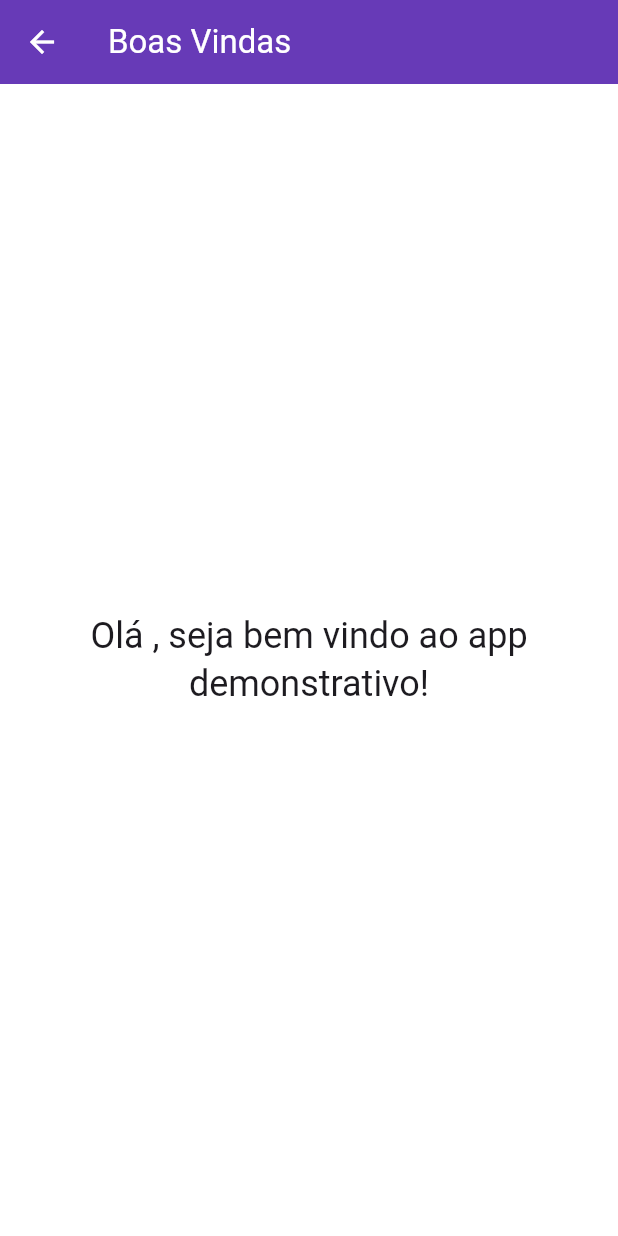
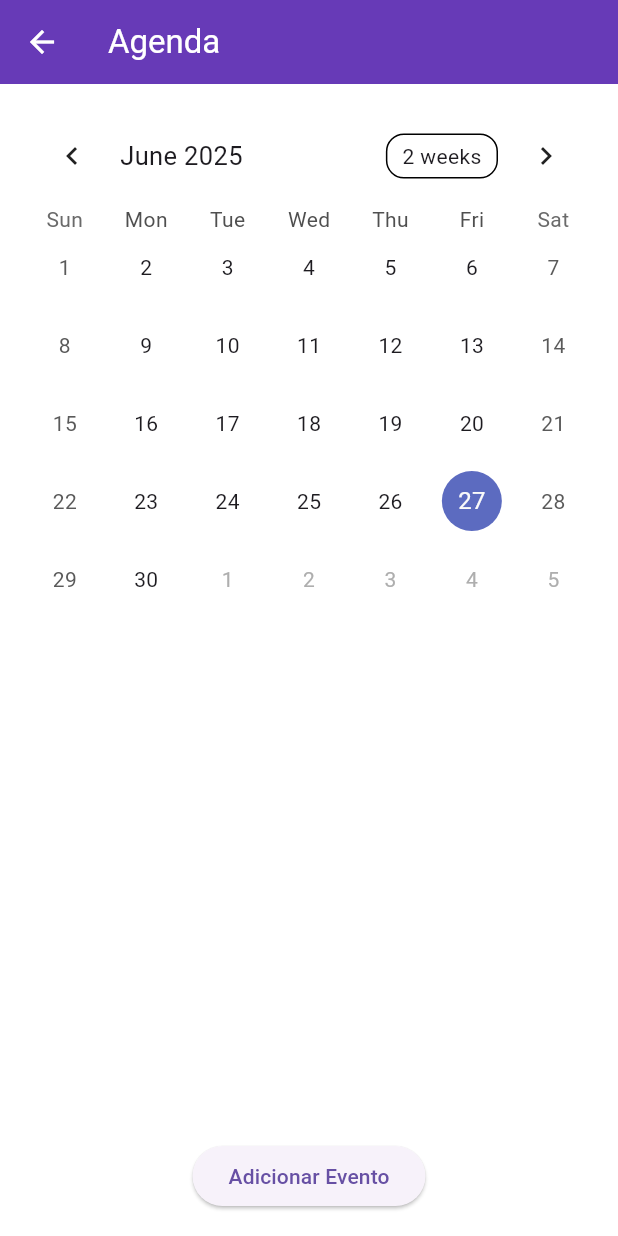
Before and after one commit to joaomferraz/AppLogin, a Flutter app: the WelcomeFeatureScreen screen opened directly with empty values, on a phone screen of 412 x 824 dp. Run offline on Flutter 3.47's test engine with Material 3 defaults, Android fonts, the phone set to English and light mode, and no system bars; drawn by our look-alikes of table_calendar; our stand-ins replace shared_preferences, sqflite; accounts and stored records are empty.

Commit message:
adicionada agenda, validaçao de primeira execuçao e alteraçoes relacionadas

```diff
--- /dev/null
+++ b/lib/database/event_dao.dart
@@ -0,0 +1,52 @@
+import 'package:sqflite/sqflite.dart';
+import 'package:path/path.dart';
+import '../models/event_model.dart';
+
+class EventDao {
+  static const _databaseName = "events.db";
+  static const _tableName = "events";
+
+  // Função para obter o banco de dados
+  static Future<Database> _getDatabase() async {
+    final dbPath = await getDatabasesPath();
+    final path = join(dbPath, _databaseName);
+
+    return openDatabase(
+      path,
+      version: 1,
+      onCreate: (db, version) async {
+        await db.execute('''
+          CREATE TABLE $_tableName (
+            id INTEGER PRIMARY KEY AUTOINCREMENT,
+            title TEXT,
+            date TEXT
+          )
+        ''');
+      },
+    );
+  }
+
+  // Função para inserir um evento
+  static Future<void> insertEvent(EventModel event) async {
+    final db = await _getDatabase();
+    await db.insert(
+      _tableName,
+      event.toMap(),
+      conflictAlgorithm: ConflictAlgorithm.replace,
+    );
+  }
+
+  // Função para buscar os eventos por data
+  static Future<List<EventModel>> getEventsByDate(DateTime date) async {
+    final db = await _getDatabase();
+    final result = await db.query(
+      _tableName,
+      where: 'date = ?',
+      whereArgs: [date.toIso8601String()],
+    );
+
+    return result.isNotEmpty
+        ? result.map((e) => EventModel.fromMap(e)).toList()
+        : [];
+  }
+}
--- a/lib/main.dart
+++ b/lib/main.dart
@@ -1,4 +1,3 @@
-// main.dart
 import 'package:flutter/material.dart';
 import 'package:flutter_localizations/flutter_localizations.dart';
 import 'generated/l10n/app_localizations.dart';
--- /dev/null
+++ b/lib/models/event_model.dart
@@ -0,0 +1,29 @@
+class EventModel {
+  final int? id;
+  final String title;
+  final DateTime date;
+
+  EventModel({
+    this.id,
+    required this.title,
+    required this.date,
+  });
+
+  // Converte o evento para um mapa para salvar no banco de dados
+  Map<String, dynamic> toMap() {
+    return {
+      'id': id,
+      'title': title,
+      'date': date.toIso8601String(), // Armazena a data como string ISO8601
+    };
+  }
+
+  // Cria um evento a partir de um mapa (do banco de dados)
+  factory EventModel.fromMap(Map<String, dynamic> map) {
+    return EventModel(
+      id: map['id'],
+      title: map['title'],
+      date: DateTime.parse(map['date']),
+    );
+  }
+}
--- a/lib/screens/register_screen.dart
+++ b/lib/screens/register_screen.dart
@@ -27,7 +27,7 @@ class _RegisterScreenState extends State<RegisterScreen> {
       }
       final newUser = UserModel(
         email: _emailController.text,
-        password: _senhaController.text,
+        password: _senhaController.text
       );
       await UserDao.insertUser(newUser);
       ScaffoldMessenger.of(context).showSnackBar(
--- a/lib/screens/welcome_feature_screen.dart
+++ b/lib/screens/welcome_feature_screen.dart
@@ -1,23 +1,129 @@
-// lib/screens/welcome_feature_screen.dart
 import 'package:flutter/material.dart';
 import '../models/user_model.dart';
+import 'package:table_calendar/table_calendar.dart';
+import '../models/event_model.dart';
+import '../database/event_dao.dart';
 
-class WelcomeFeatureScreen extends StatelessWidget {
+class WelcomeFeatureScreen extends StatefulWidget {
   final UserModel user;
 
   const WelcomeFeatureScreen({super.key, required this.user});
 
   @override
+  _WelcomeFeatureScreenState createState() => _WelcomeFeatureScreenState();
+}
+
+class _WelcomeFeatureScreenState extends State<WelcomeFeatureScreen> {
+  late DateTime _selectedDay;
+  late DateTime _focusedDay;
+  late Map<DateTime, List<EventModel>> _events;
+
+  @override
+  void initState() {
+    super.initState();
+    _selectedDay = DateTime.now();
+    _focusedDay = DateTime.now();
+    _events = {};
+    _loadEvents();
+  }
+
+  // Função para carregar eventos do banco de dados
+  Future<void> _loadEvents() async {
+    final events = await EventDao.getEventsByDate(_selectedDay);
+    setState(() {
+      _events[_selectedDay] = events;
+    });
+  }
+
+  // Função para carregar eventos para o dia selecionado
+  List<EventModel> _getEventsForDay(DateTime day) {
+    return _events[day] ?? [];
+  }
+
+  // Função para adicionar evento
+  void _addEvent(DateTime day) {
+    TextEditingController eventController = TextEditingController();
+
+    showDialog(
+      context: context,
+      builder: (context) {
+        return AlertDialog(
+          title: const Text('Adicionar Evento'),
+          content: TextField(
+            controller: eventController,
+            decoration: const InputDecoration(hintText: 'Digite o evento'),
+          ),
+          actions: [
+            TextButton(
+              onPressed: () async {
+                if (eventController.text.isNotEmpty) {
+                  final newEvent = EventModel(
+                    title: eventController.text,
+                    date: day,
+                  );
+                  await EventDao.insertEvent(newEvent); // Salva o evento no banco
+                  _loadEvents(); // Recarrega os eventos para o dia selecionado
+                  Navigator.pop(context);
+                }
+              },
+              child: const Text('Adicionar'),
+            ),
+            TextButton(
+              onPressed: () {
+                Navigator.pop(context); // Fecha o diálogo sem adicionar evento
+              },
+              child: const Text('Cancelar'),
+            ),
+          ],
+        );
+      },
+    );
+  }
+
+  @override
   Widget build(BuildContext context) {
     return Scaffold(
       appBar: AppBar(
-        title: const Text('Boas Vindas'),
+        title: const Text('Agenda'),
       ),
-      body: Center(
-        child: Text(
-          'Olá ${user.email}, seja bem vindo ao app demonstrativo!',
-          style: Theme.of(context).textTheme.headlineSmall,
-          textAlign: TextAlign.center,
+      body: Padding(
+        padding: const EdgeInsets.all(16.0),
+        child: Column(
+          children: [
+            // Calendário
+            TableCalendar<EventModel>(
+              firstDay: DateTime.utc(2010, 10, 16),
+              lastDay: DateTime.utc(2030, 3, 14),
+              focusedDay: _focusedDay,
+              selectedDayPredicate: (day) {
+                return isSameDay(_selectedDay, day);
+              },
+              onDaySelected: (selectedDay, focusedDay) {
+                setState(() {
+                  _selectedDay = selectedDay;
+                  _focusedDay = focusedDay;
+                  _loadEvents();
+                });
+              },
+              eventLoader: _getEventsForDay,
+            ),
+            const SizedBox(height: 20),
+            // Exibição dos eventos do dia selecionado
+            Expanded(
+              child: ListView(
+                children: _getEventsForDay(_selectedDay).map((event) {
+                  return ListTile(
+                    title: Text(event.title),
+                  );
+                }).toList(),
+              ),
+            ),
+            // Botão para adicionar evento
+            ElevatedButton(
+              onPressed: () => _addEvent(_selectedDay),
+              child: const Text('Adicionar Evento'),
+            ),
+          ],
         ),
       ),
     );
--- a/pubspec.yaml
+++ b/pubspec.yaml
@@ -20,6 +20,8 @@ dependencies:
   path_provider: ^2.0.15
   intl: ^0.19.0
   cupertino_icons: ^1.0.8
+  table_calendar: ^3.1.3
+
 
 dev_dependencies:
   flutter_test:
```
Also changed, not shown: lib/screens/home_screen.dart (+10 -7 lines), lib/screens/splash_animated.dart (+35 -8 lines), assets/logo.png, pubspec.lock.
